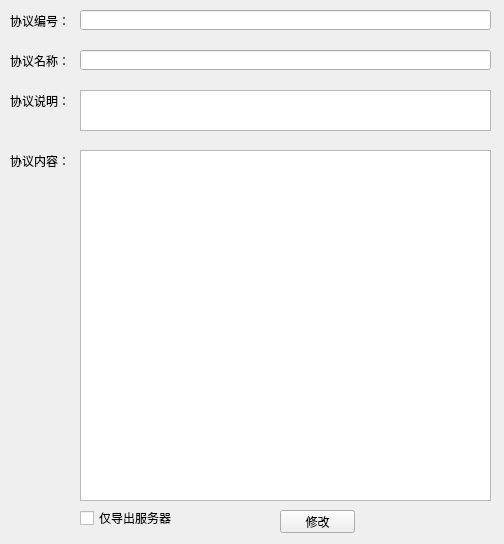
Above: designer/ui/modify_proto.ui from aywfelix/ProtoExcelTool before the change. Below: the same form after it.
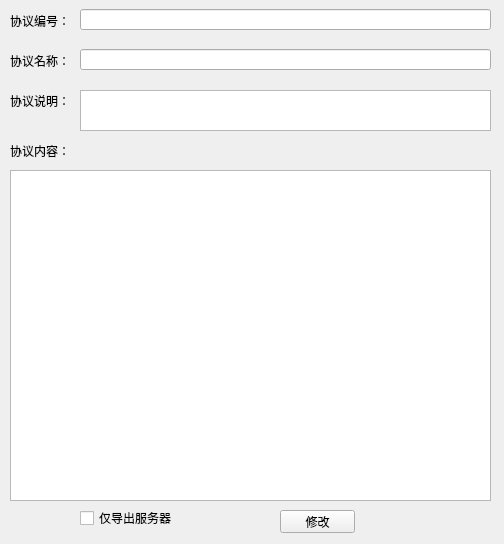
That is the form after the change.

The edit to the form file:
```diff
--- a/designer/ui/modify_proto.ui
+++ b/designer/ui/modify_proto.ui
@@ -26,22 +26,32 @@
   <widget class="QTextEdit" name="tEtProtoContent">
    <property name="geometry">
     <rect>
-     <x>80</x>
-     <y>150</y>
-     <width>411</width>
-     <height>351</height>
+     <x>10</x>
+     <y>170</y>
+     <width>481</width>
+     <height>331</height>
     </rect>
    </property>
+   <property name="font">
+    <font>
+     <pointsize>11</pointsize>
+    </font>
+   </property>
   </widget>
   <widget class="QLineEdit" name="lEtProtoId">
    <property name="geometry">
     <rect>
      <x>80</x>
-     <y>10</y>
+     <y>9</y>
      <width>411</width>
-     <height>20</height>
+     <height>21</height>
     </rect>
    </property>
+   <property name="font">
+    <font>
+     <pointsize>10</pointsize>
+    </font>
+   </property>
    <property name="readOnly">
     <bool>false</bool>
    </property>
@@ -102,7 +112,7 @@
    <property name="geometry">
     <rect>
      <x>10</x>
-     <y>150</y>
+     <y>140</y>
      <width>71</width>
      <height>21</height>
     </rect>
@@ -115,11 +125,16 @@
    <property name="geometry">
     <rect>
      <x>80</x>
-     <y>50</y>
+     <y>49</y>
      <width>411</width>
-     <height>20</height>
+     <height>21</height>
     </rect>
    </property>
+   <property name="font">
+    <font>
+     <pointsize>10</pointsize>
+    </font>
+   </property>
   </widget>
   <widget class="QCheckBox" name="cBxProtocol">
    <property name="geometry">
```
Left out of the diff: 5 changed lines with no effect on the pictures.
